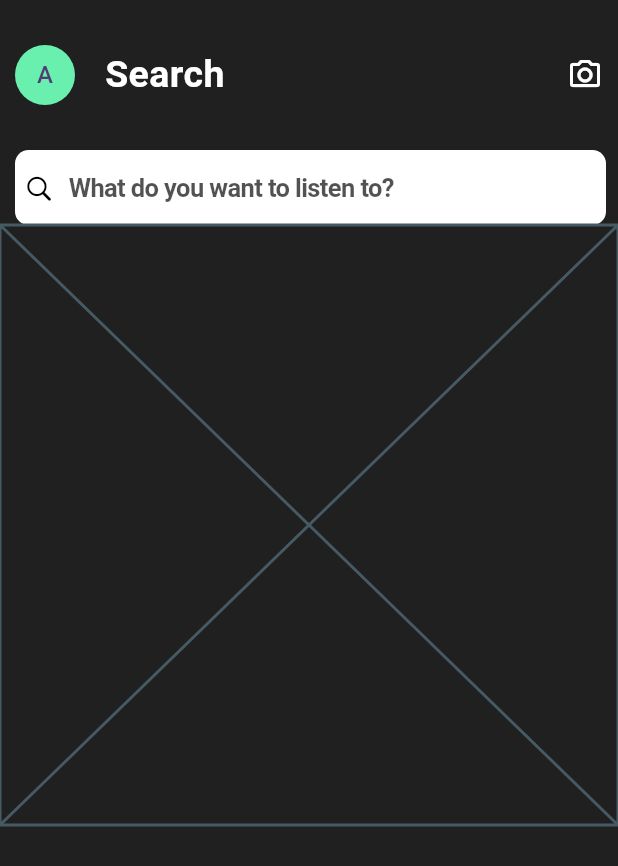
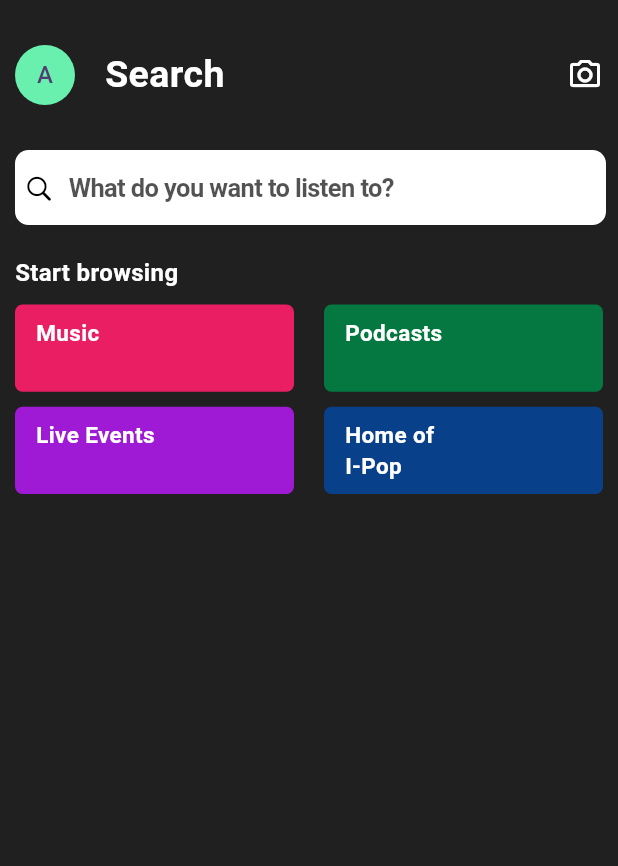
Before and after one commit to AMAN-KANHIKOTH/spotify_clone, a Flutter app: the ScreenSearch screen opened directly, on a phone screen of 412 x 824 dp. Shown: the top 866 px of the screen. Run offline on Flutter 3.47's test engine with Material 3 defaults, Android fonts, the phone set to English and light mode, and no system bars; our stand-ins replace dartz, dio, flutter_bloc, freezed_annotation, get_it, injectable; network calls fail.

Commit message:
Going to do some frontend

```diff
--- a/lib/presentation/main_page/main_page.dart
+++ b/lib/presentation/main_page/main_page.dart
@@ -37,7 +37,22 @@ class MainPage extends StatelessWidget {
               child: ValueListenableBuilder(
             valueListenable: bottomNaviListenable,
             builder: (context, value, child) {
-              return pages[value];
+              return Stack(
+                children: [
+                  pages[value],
+                  Positioned(
+                    child: Container(
+                      child: Row(
+                        children: [
+                          Column(
+                            children: [Text('title'), Text('artists')],
+                          )
+                        ],
+                      ),
+                    ),
+                  )
+                ],
+              );
             },
           )),
           bottomNavigationBar: BottomNavigationBarWidget(),
--- a/lib/presentation/search/screen_search.dart
+++ b/lib/presentation/search/screen_search.dart
@@ -18,10 +18,7 @@ class ScreenSearch extends StatelessWidget {
           children: [
             Padding(
               padding: const EdgeInsets.only(
-                right: 8.0,
-                left: 10,
-                top: 30,
-              ),
+                  right: 8.0, left: 10, top: 30, bottom: 20),
               child: CupertinoSearchTextField(
                 placeholder: 'What do you want to listen to?',
                 placeholderStyle: TextStyle(
--- a/lib/presentation/search/widgets/start_browsing_widget.dart
+++ b/lib/presentation/search/widgets/start_browsing_widget.dart
@@ -5,6 +5,127 @@ class StartBrowsingWidget extends StatelessWidget {
 
   @override
   Widget build(BuildContext context) {
-    return const Placeholder();
+    return Column(
+      crossAxisAlignment: CrossAxisAlignment.start,
+      children: [
+        Padding(
+          padding: const EdgeInsets.only(left: 10),
+          child: Text(
+            'Start browsing',
+            style: TextStyle(
+              color: Colors.white,
+              fontSize: 16,
+              fontWeight: FontWeight.w600,
+            ),
+          ),
+        ),
+        GridView.count(
+          crossAxisCount: 2,
+          mainAxisSpacing: 10,
+          crossAxisSpacing: 20,
+          childAspectRatio: 3.2,
+          padding: EdgeInsets.only(left: 10, right: 10, top: 10),
+          shrinkWrap: true,
+          children: [
+            Container(
+              height: 40,
+              padding: EdgeInsets.only(
+                left: 14,
+                top: 8,
+              ),
+              decoration: BoxDecoration(
+                color: Colors.pink,
+                borderRadius: BorderRadius.circular(5),
+              ),
+              child: Row(
+                crossAxisAlignment: CrossAxisAlignment.start,
+                children: [
+                  Text(
+                    'Music',
+                    style: TextStyle(
+                      color: Colors.white,
+                      fontSize: 15,
+                      fontWeight: FontWeight.w600,
+                    ),
+                  ),
+                ],
+              ),
+            ),
+            Container(
+              height: 40,
+              padding: EdgeInsets.only(
+                left: 14,
+                top: 8,
+              ),
+              decoration: BoxDecoration(
+                color: Color.fromARGB(255, 4, 120, 64),
+                borderRadius: BorderRadius.circular(5),
+              ),
+              child: Row(
+                crossAxisAlignment: CrossAxisAlignment.start,
+                children: [
+                  Text(
+                    'Podcasts',
+                    style: TextStyle(
+                      color: Colors.white,
+                      fontSize: 15,
+                      fontWeight: FontWeight.w600,
+                    ),
+                  ),
+                ],
+              ),
+            ),
+            Container(
+              height: 40,
+              padding: EdgeInsets.only(
+                left: 14,
+                top: 8,
+              ),
+              decoration: BoxDecoration(
+                color: Color.fromARGB(255, 159, 26, 212),
+                borderRadius: BorderRadius.circular(5),
+              ),
+              child: Row(
+                crossAxisAlignment: CrossAxisAlignment.start,
+                children: [
+                  Text(
+                    'Live Events',
+                    style: TextStyle(
+                      color: Colors.white,
+                      fontSize: 15,
+                      fontWeight: FontWeight.w600,
+                    ),
+                  ),
+                ],
+              ),
+            ),
+            Container(
+              height: 40,
+              padding: EdgeInsets.only(
+                left: 14,
+                top: 8,
+              ),
+              decoration: BoxDecoration(
+                color: Color.fromARGB(212, 4, 72, 160),
+                borderRadius: BorderRadius.circular(5),
+              ),
+              child: Row(
+                crossAxisAlignment: CrossAxisAlignment.start,
+                children: [
+                  Text(
+                    'Home of\nI-Pop',
+                    style: TextStyle(
+                      color: Colors.white,
+                      fontSize: 15,
+                      fontWeight: FontWeight.w600,
+                    ),
+                  ),
+                ],
+              ),
+            ),
+          ],
+        ),
+      ],
+    );
   }
 }
```
Also changed, not shown: lib/presentation/search/widgets/browse_all_widget.dart (added).
